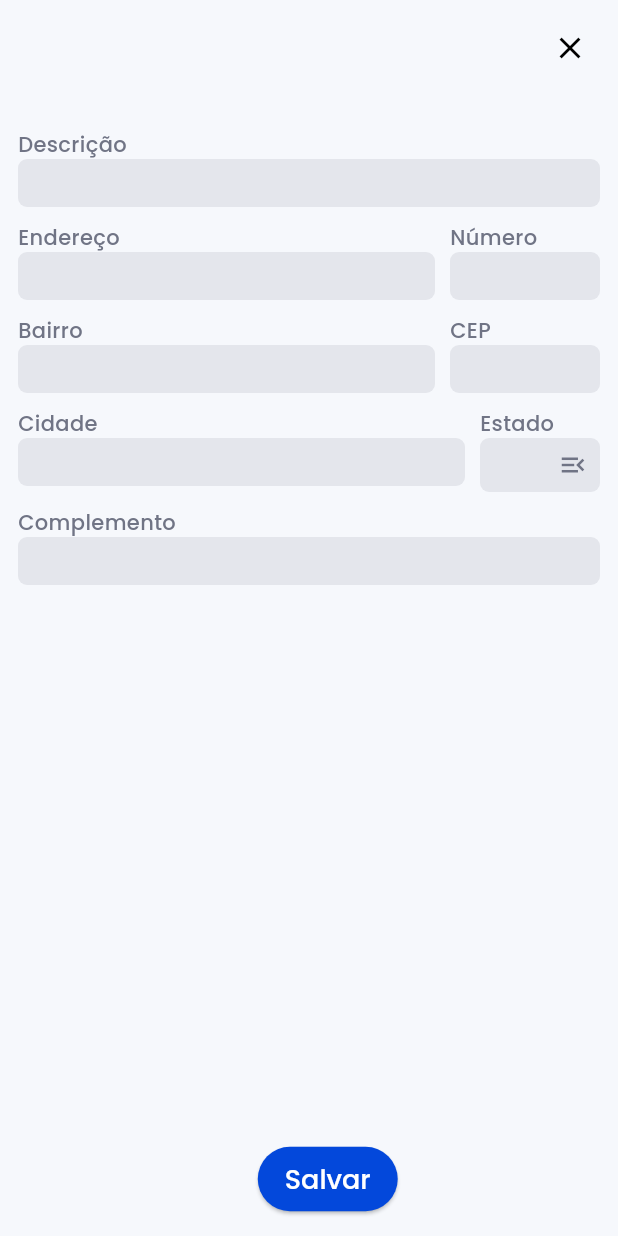
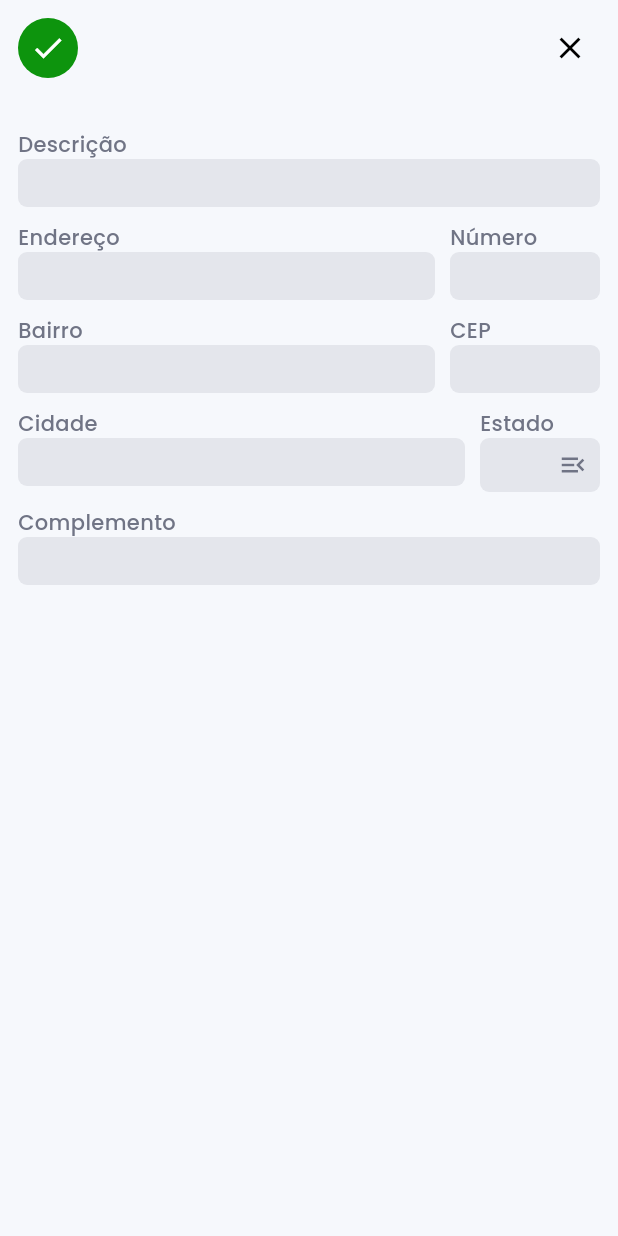
Before and after one commit to luc4sDS/mobile-sales, a Flutter app: the EditarEnderecoModal widget shown alone on an empty page, opened directly with empty values, on a phone screen of 412 x 824 dp. Run offline on Flutter 3.47's test engine with Material 3 defaults, Android fonts, the phone set to English and light mode, and no system bars; our stand-ins replace dio, google_nav_bar, sqflite; accounts and stored records are empty; network calls fail.

Commit message:
Alterar visual de botões de operações em endereços de clientes

```diff
--- a/lib/view/widgets/editar_endereco_modal.dart
+++ b/lib/view/widgets/editar_endereco_modal.dart
@@ -60,7 +60,52 @@ class _EditarEnderecoModalState extends State<EditarEnderecoModal> {
       children: [
         Padding(
           padding: const EdgeInsets.all(8.0),
-          child: Row(mainAxisAlignment: MainAxisAlignment.end, children: [
+          child: Row(
+            mainAxisAlignment: MainAxisAlignment.spaceBetween,
+            children: [
+              Row(
+                spacing: 10,
+                mainAxisSize: MainAxisSize.min,
+                children: [
+                  IconButton(
+                    onPressed: () {
+                      final novoEndereco = widget.endereco.copyWith(
+                        clieAtivo: 'S',
+                        clieEndereco: _enderecoCte.text.trim().toUpperCase(),
+                        clieNumero: _numeroCte.text.trim().toUpperCase(),
+                        clieBairro: _bairroCte.text.trim().toUpperCase(),
+                        clieCep: _cepCte.text.trim().toUpperCase(),
+                        clieCidade: _cidadeCte.text.trim().toUpperCase(),
+                        clieCompl: _complCte.text.trim().toUpperCase(),
+                        clieDescricao: _descCte.text.trim().toUpperCase(),
+                        clieEstado: selectedEstadoIndex == -1
+                            ? ''
+                            : estados[selectedEstadoIndex],
+                      );
+
+                      widget.onSave(novoEndereco);
+                    },
+                    icon: const Icon(Icons.check, color: Colors.white),
+                    style: const ButtonStyle(
+                        backgroundColor: WidgetStateColor.fromMap(
+                            {WidgetState.any: AppColors.ok})),
+                  ),
+                  if (widget.onDelete != null)
+                    IconButton(
+                      onPressed: () =>
+                          widget.onDelete!(widget.endereco.clieSeq),
+                      style: ButtonStyle(
+                        backgroundColor: WidgetStateColor.resolveWith(
+                          (_) => AppColors.erro,
+                        ),
+                      ),
+                      icon: const Icon(
+                        Icons.delete,
+                        color: Colors.white,
+                      ),
+                    ),
+                ],
+              ),
               IconButton(
                 onPressed: () => Navigator.of(context).pop(),
                 icon: const Icon(
@@ -72,7 +117,8 @@ class _EditarEnderecoModalState extends State<EditarEnderecoModal> {
                       (state) => AppColors.lightBackground),
                 ),
               )
-          ]),
+            ],
+          ),
         ),
         Expanded(
           child: DecoratedBox(
@@ -273,48 +319,6 @@ class _EditarEnderecoModalState extends State<EditarEnderecoModal> {
                     ),
                   ),
                 ),
-                Padding(
-                  padding: const EdgeInsets.all(14.0),
-                  child: Row(
-                    spacing: 25,
-                    mainAxisAlignment: MainAxisAlignment.center,
-                    children: [
-                      widget.onDelete == null
-                          ? const SizedBox.shrink()
-                          : ElevatedButton(
-                              onPressed: () =>
-                                  widget.onDelete!(widget.endereco.clieSeq),
-                              style: ButtonStyle(
-                                backgroundColor: WidgetStateColor.resolveWith(
-                                  (_) => AppColors.erro,
-                                ),
-                              ),
-                              child: const Text('Excluir'),
-                            ),
-                      ElevatedButton(
-                        onPressed: () {
-                          final novoEndereco = widget.endereco.copyWith(
-                            clieAtivo: 'S',
-                            clieEndereco:
-                                _enderecoCte.text.trim().toUpperCase(),
-                            clieNumero: _numeroCte.text.trim().toUpperCase(),
-                            clieBairro: _bairroCte.text.trim().toUpperCase(),
-                            clieCep: _cepCte.text.trim().toUpperCase(),
-                            clieCidade: _cidadeCte.text.trim().toUpperCase(),
-                            clieCompl: _complCte.text.trim().toUpperCase(),
-                            clieDescricao: _descCte.text.trim().toUpperCase(),
-                            clieEstado: selectedEstadoIndex == -1
-                                ? ''
-                                : estados[selectedEstadoIndex],
-                          );
-
-                          widget.onSave(novoEndereco);
-                        },
-                        child: const Text('Salvar'),
-                      ),
-                    ],
-                  ),
-                )
               ],
             ),
           ),
```
Lines whose indentation alone changed are shown as unchanged.
